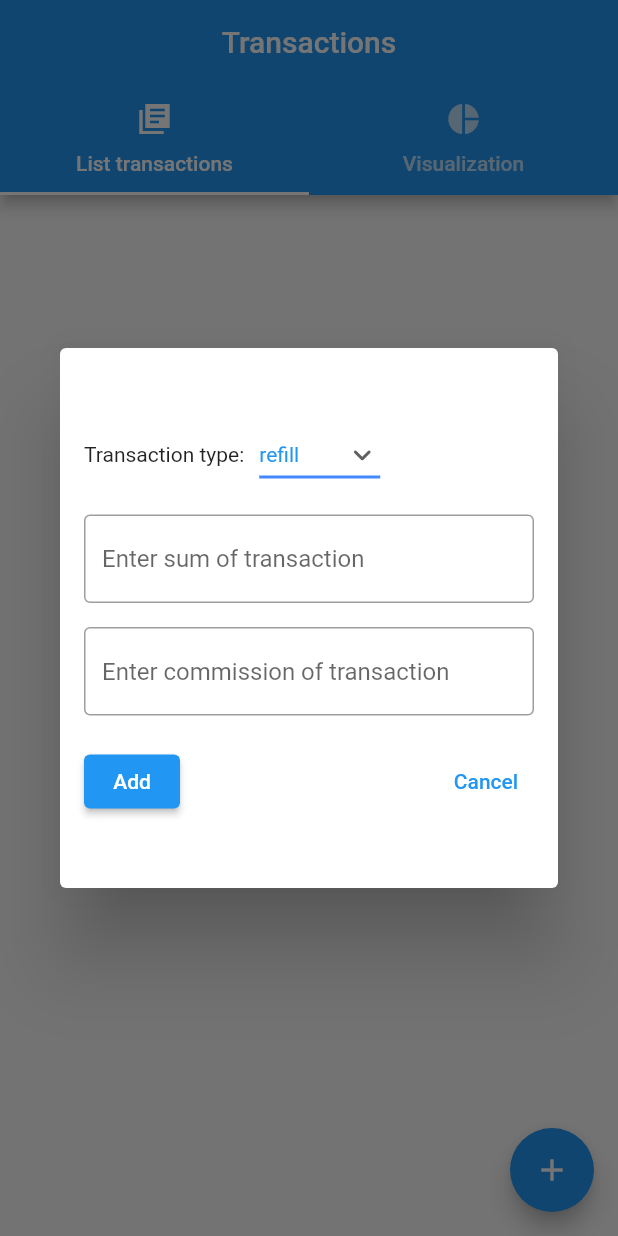
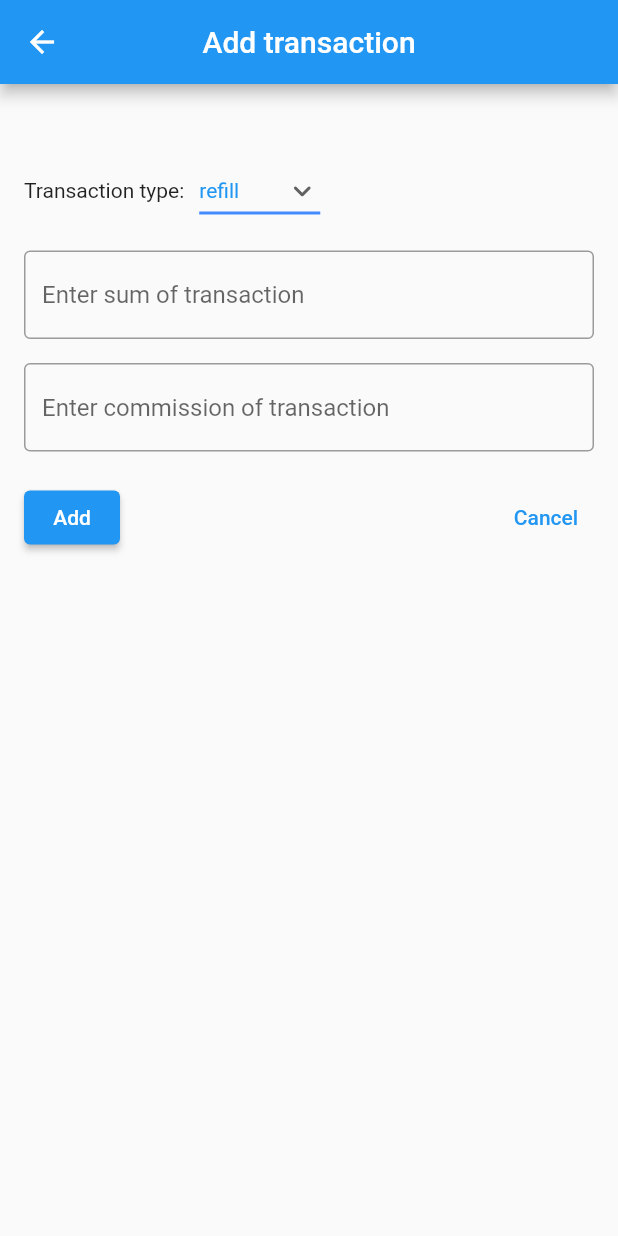
Before and after one commit to NikonovichN/transaction_task, a Flutter app: the ListTransactionsScreen screen opened by its route, after a tap on the "add" icon, on a phone screen of 412 x 824 dp. Run offline on Flutter 3.47's test engine with Material 2 defaults, Android fonts, the phone set to English and light mode, and no system bars; our stand-ins replace bloc, fl_chart, flutter_bloc, freezed_annotation, get_it, get_it_mixin and 2 more; accounts and stored records are empty.

Commit message:
add: di dependencies; change: improve add transaction, improve login screen

```diff
--- /dev/null
+++ b/lib/core/api/api.dart
@@ -0,0 +1 @@
+export 'user_api.dart';
--- a/lib/core/core.dart
+++ b/lib/core/core.dart
@@ -2,3 +2,5 @@ export 'navigation/navigation.dart';
 export 'transaction_app.dart';
 export 'interfaces/interfaces.dart';
 export 'widgets/widgets.dart';
+export 'di/di.dart';
+export 'api/api.dart';
--- a/lib/core/navigation/constants.dart
+++ b/lib/core/navigation/constants.dart
@@ -1,2 +1,3 @@
 const loginScreen = 'loginScreen';
 const listTransactionsScreen = 'listTransactionsScreen';
+const addTransactionScreen = 'addTransactionScreen';
--- a/lib/core/navigation/routes.dart
+++ b/lib/core/navigation/routes.dart
@@ -1,15 +1,25 @@
 import 'package:go_router/go_router.dart';
+import 'package:flutter_bloc/flutter_bloc.dart';
 
 import 'constants.dart';
 import '../../features/features.dart';
+import '../../features/transactions/presentation/bloc/transactions_bloc.dart';
 
 final routers = [
   GoRoute(
     path: '/$loginScreen',
-    builder: (context, state) => const LoginScreen(),
+    builder: (context, state) => LoginScreen(),
   ),
   GoRoute(
     path: '/$listTransactionsScreen',
     builder: (context, state) => const ListTransactionsScreen(),
   ),
+  GoRoute(
+    path: '/$addTransactionScreen',
+    builder: (context, state) => BlocProvider.value(
+      // Bad solution. But for learning can leave.
+      value: state.extra! as TransactionsBloc,
+      child: const AddTransactionScreen(),
+    ),
+  ),
 ];
--- a/lib/features/login/presentation/widgets/login_form.dart
+++ b/lib/features/login/presentation/widgets/login_form.dart
@@ -7,9 +7,14 @@ import '../bloc/user_bloc.dart';
 import '../../../../core/core.dart';
 import '../../domain/use_case/login_use_case.dart';
 
-class LoginForm extends StatelessWidget {
-  LoginForm({super.key});
+class LoginForm extends StatefulWidget {
+  const LoginForm({super.key});
 
+  @override
+  State<LoginForm> createState() => _LoginFormState();
+}
+
+class _LoginFormState extends State<LoginForm> {
   static const _loginHint = 'Enter username';
   static const _passwordHint = 'Enter password';
 
@@ -17,6 +22,13 @@ class LoginForm extends StatelessWidget {
 
   final _loginController = TextEditingController();
   final _passwordController = TextEditingController();
+
+  @override
+  void dispose() {
+    _loginController.dispose();
+    _passwordController.dispose();
+    super.dispose();
+  }
 
   @override
   Widget build(BuildContext context) {
@@ -46,15 +58,12 @@ class LoginForm extends StatelessWidget {
               errorLogIn: (state) => ScaffoldMessenger.of(context).showSnackBar(
                 errorSnackBar(_loginError(state)),
               ),
-              // TODO: would be better to move navigation to router higher
-              // or maybe create service with login/token
               successLogIn: () => context.go('/$listTransactionsScreen'),
             ),
             builder: (context, state) {
               return Center(
                 child: state.maybeMap(
                   orElse: () => ElevatedButton(
-                    // TODO: add validation
                     onPressed: () => context.read<UserBloc>().add(
                           UserEvent.logIn(
                             LoginParams(
--- /dev/null
+++ b/lib/features/transactions/presentation/pages/add_transaction_screen.dart
@@ -0,0 +1,139 @@
+import 'package:flutter/material.dart';
+import 'package:go_router/go_router.dart';
+import 'package:flutter_bloc/flutter_bloc.dart';
+
+import '../bloc/transactions_bloc.dart';
+import 'package:transaction_task/core/core.dart';
+
+class AddTransactionScreen extends StatefulWidget {
+  const AddTransactionScreen({super.key});
+
+  @override
+  State<AddTransactionScreen> createState() => _AddTransactionScreenState();
+}
+
+class _AddTransactionScreenState extends State<AddTransactionScreen> {
+  static const _sumHint = 'Enter sum of transaction';
+  static const _commissionHint = 'Enter commission of transaction';
+  static const _errorValidationMessage = 'All fields must be filled!';
+
+  String _transactionType = TransactionType.values.first.name;
+  final _sumController = TextEditingController();
+  final _commissionController = TextEditingController();
+
+  @override
+  void dispose() {
+    _sumController.dispose();
+    _commissionController.dispose();
+    super.dispose();
+  }
+
+  @override
+  Widget build(BuildContext context) {
+    return BlocBuilder<TransactionsBloc, TransactionsState>(
+      builder: (context, state) {
+        return Scaffold(
+          appBar: AppBar(
+            centerTitle: true,
+            title: const Text('Add transaction'),
+          ),
+          body: Container(
+            padding: const EdgeInsets.symmetric(horizontal: 16),
+            height: 360,
+            child: Column(
+              mainAxisAlignment: MainAxisAlignment.center,
+              mainAxisSize: MainAxisSize.min,
+              children: [
+                Row(
+                  children: [
+                    const Text('Transaction type:'),
+                    const SizedBox(width: 10),
+                    DropdownButton<String>(
+                      value: _transactionType,
+                      icon: const Icon(Icons.keyboard_arrow_down_rounded),
+                      elevation: 16,
+                      style: const TextStyle(color: Colors.blue),
+                      underline: Container(
+                        height: 2,
+                        color: Colors.blueAccent,
+                      ),
+                      onChanged: (String? value) => setState(
+                        () => _transactionType = value!,
+                      ),
+                      items: TransactionType.values
+                          .map<DropdownMenuItem<String>>(
+                            (TransactionType type) => DropdownMenuItem(
+                              value: type.name,
+                              child: Text(type.name),
+                            ),
+                          )
+                          .toList(),
+                    ),
+                  ],
+                ),
+                const SizedBox(height: 16),
+                TextFormField(
+                  controller: _sumController,
+                  keyboardType: TextInputType.number,
+                  decoration: const InputDecoration(
+                    border: OutlineInputBorder(),
+                    hintText: _sumHint,
+                  ),
+                ),
+                const SizedBox(height: 16),
+                TextFormField(
+                  controller: _commissionController,
+                  keyboardType: TextInputType.number,
+                  decoration: const InputDecoration(
+                    border: OutlineInputBorder(),
+                    hintText: _commissionHint,
+                  ),
+                ),
+                const SizedBox(height: 20),
+                Row(
+                  mainAxisAlignment: MainAxisAlignment.spaceBetween,
+                  crossAxisAlignment: CrossAxisAlignment.center,
+                  children: [
+                    ElevatedButton(
+                      child: const Text('Add'),
+                      onPressed: () {
+                        if (_sumController.text.isEmpty ||
+                            _commissionController.text.isEmpty) {
+                          ScaffoldMessenger.of(context).showSnackBar(
+                            errorSnackBar(_errorValidationMessage),
+                          );
+                          return;
+                        }
+
+                        context.read<TransactionsBloc>().add(
+                              TransactionsEvent.addTransaction(
+                                transaction: Transaction(
+                                  date: DateTime.now().toIso8601String(),
+                                  sum: double.parse(_sumController.text),
+                                  commission: double.parse(
+                                    _commissionController.text,
+                                  ),
+                                  type: TransactionType.values.firstWhere(
+                                    (type) => type.name == _transactionType,
+                                  ),
+                                ),
+                              ),
+                            );
+
+                        context.pop();
+                      },
+                    ),
+                    TextButton(
+                      onPressed: context.pop,
+                      child: const Text('Cancel'),
+                    )
+                  ],
+                )
+              ],
+            ),
+          ),
+        );
+      },
+    );
+  }
+}
--- a/lib/features/transactions/presentation/pages/list_transactions_screen.dart
+++ b/lib/features/transactions/presentation/pages/list_transactions_screen.dart
@@ -1,7 +1,8 @@
 import 'package:flutter/material.dart';
 import 'package:flutter_bloc/flutter_bloc.dart';
-import 'package:transaction_task/features/transactions/presentation/widgets/add_transaction_dialog.dart';
+import 'package:go_router/go_router.dart';
 
+import '../../../../core/core.dart';
 import '../../data/data.dart';
 import '../../domain/domain.dart';
 import '../bloc/transactions_bloc.dart';
@@ -49,23 +50,13 @@ class ListTransactionsScreen extends StatelessWidget {
               DiagramTransactions(),
             ],
           ),
-          // TODO: for some reason showDialog doesn't provide context with Bloc even if use Builder widget
-          // that's why callbacks are used here.
-          // investigate issue
           floatingActionButton: Builder(
             builder: (context) {
-              final blocTransactionCallBack =
-                  context.read<TransactionsBloc>().add;
-
               return FloatingActionButton(
                 child: const Icon(Icons.add),
-                onPressed: () => showDialog(
-                  context: context,
-                  builder: (context) => Dialog(
-                    child: AddTransactionDialog(
-                      (event) => blocTransactionCallBack(event),
-                    ),
-                  ),
+                onPressed: () => context.push(
+                  '/$addTransactionScreen',
+                  extra: context.read<TransactionsBloc>(),
                 ),
               );
             },
--- a/lib/features/transactions/presentation/presentation.dart
+++ b/lib/features/transactions/presentation/presentation.dart
@@ -1 +1,2 @@
 export 'pages/list_transactions_screen.dart';
+export 'pages/add_transaction_screen.dart';
--- a/lib/features/transactions/presentation/widgets/add_transaction_dialog.dart
+++ /dev/null
@@ -1,123 +0,0 @@
-import 'package:flutter/material.dart';
-import 'package:go_router/go_router.dart';
-
-import '../bloc/transactions_bloc.dart';
-import 'package:transaction_task/core/core.dart';
-
-class AddTransactionDialog extends StatefulWidget {
-  final void Function(TransactionsEvent) addTransaction;
-
-  const AddTransactionDialog(this.addTransaction, {super.key});
-
-  @override
-  State<AddTransactionDialog> createState() => _AddTransactionDialogState();
-}
-
-class _AddTransactionDialogState extends State<AddTransactionDialog> {
-  static const _sumHint = 'Enter sum of transaction';
-  static const _commissionHint = 'Enter commission of transaction';
-  static const _errorValidationMessage = 'All fields must be filled!';
-
-  String _transactionType = TransactionType.values.first.name;
-  final _sumController = TextEditingController();
-  final _commissionController = TextEditingController();
-
-  @override
-  Widget build(BuildContext context) {
-    return Container(
-      padding: const EdgeInsets.symmetric(horizontal: 16),
-      height: 360,
-      child: Column(
-        mainAxisAlignment: MainAxisAlignment.center,
-        mainAxisSize: MainAxisSize.min,
-        children: [
-          Row(
-            children: [
-              const Text('Transaction type:'),
-              const SizedBox(width: 10),
-              DropdownButton<String>(
-                value: _transactionType,
-                icon: const Icon(Icons.keyboard_arrow_down_rounded),
-                elevation: 16,
-                style: const TextStyle(color: Colors.blue),
-                underline: Container(
-                  height: 2,
-                  color: Colors.blueAccent,
-                ),
-                onChanged: (String? value) => setState(
-                  () => _transactionType = value!,
-                ),
-                items: TransactionType.values
-                    .map<DropdownMenuItem<String>>(
-                      (TransactionType type) => DropdownMenuItem(
-                        value: type.name,
-                        child: Text(type.name),
-                      ),
-                    )
-                    .toList(),
-              ),
-            ],
-          ),
-          const SizedBox(height: 16),
-          TextFormField(
-            controller: _sumController,
-            keyboardType: TextInputType.number,
-            decoration: const InputDecoration(
-              border: OutlineInputBorder(),
-              hintText: _sumHint,
-            ),
-          ),
-          const SizedBox(height: 16),
-          TextFormField(
-            controller: _commissionController,
-            keyboardType: TextInputType.number,
-            decoration: const InputDecoration(
-              border: OutlineInputBorder(),
-              hintText: _commissionHint,
-            ),
-          ),
-          const SizedBox(height: 20),
-          Row(
-            mainAxisAlignment: MainAxisAlignment.spaceBetween,
-            crossAxisAlignment: CrossAxisAlignment.center,
-            children: [
-              ElevatedButton(
-                child: const Text('Add'),
-                onPressed: () {
-                  if (_sumController.text.isEmpty ||
-                      _commissionController.text.isEmpty) {
-                    ScaffoldMessenger.of(context).showSnackBar(
-                      errorSnackBar(_errorValidationMessage),
-                    );
-                    return;
-                  }
-
-                  widget.addTransaction(
-                    TransactionsEvent.addTransaction(
-                      transaction: Transaction(
-                        date: DateTime.now().toIso8601String(),
-                        sum: double.parse(_sumController.text),
-                        commission: double.parse(
-                          _commissionController.text,
-                        ),
-                        type: TransactionType.values.firstWhere(
-                          (type) => type.name == _transactionType,
-                        ),
-                      ),
-                    ),
-                  );
-
-                  context.pop();
-                },
-              ),
-              TextButton(
-                onPressed: context.pop,
-                child: const Text('Cancel'),
-              )
-            ],
-          )
-        ],
-      ),
-    );
-  }
-}
--- a/lib/main.dart
+++ b/lib/main.dart
@@ -3,5 +3,6 @@ import 'package:flutter/material.dart';
 import 'core/core.dart';
 
 void main() {
+  setUpDi();
   runApp(const TransactionApp());
 }
--- a/pubspec.yaml
+++ b/pubspec.yaml
@@ -44,6 +44,8 @@ dependencies:
   sqflite: ^2.3.0
   path: ^1.8.3
   fl_chart: ^0.63.0
+  get_it: ^7.6.0
+  get_it_mixin: ^4.2.0
 
 dev_dependencies:
   json_serializable:
```
Also changed, not shown: lib/core/api/user_api.dart (added, +9 -0 lines), lib/core/di/di.dart (added, +9 -0 lines), lib/features/login/data/data_source/login_data_source.dart (+5 -4 lines), lib/features/login/presentation/pages/login_screen.dart (+10 -12 lines), pubspec.lock.
